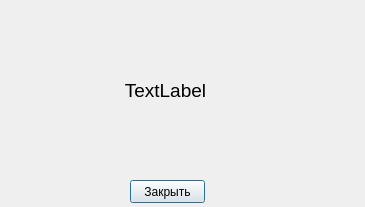
The window that gui_client/infowindow.ui (turok-m-a/tester-server) describes before a commit, drawn with Qt 5.
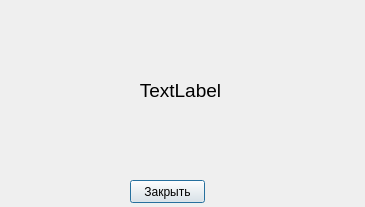
The same window after the commit.

Diff of the .ui file:
```diff
--- a/gui_client/infowindow.ui
+++ b/gui_client/infowindow.ui
@@ -29,9 +29,9 @@
   <widget class="QLabel" name="infolabel">
    <property name="geometry">
     <rect>
-     <x>40</x>
+     <x>10</x>
      <y>10</y>
-     <width>251</width>
+     <width>341</width>
      <height>161</height>
     </rect>
    </property>
```
